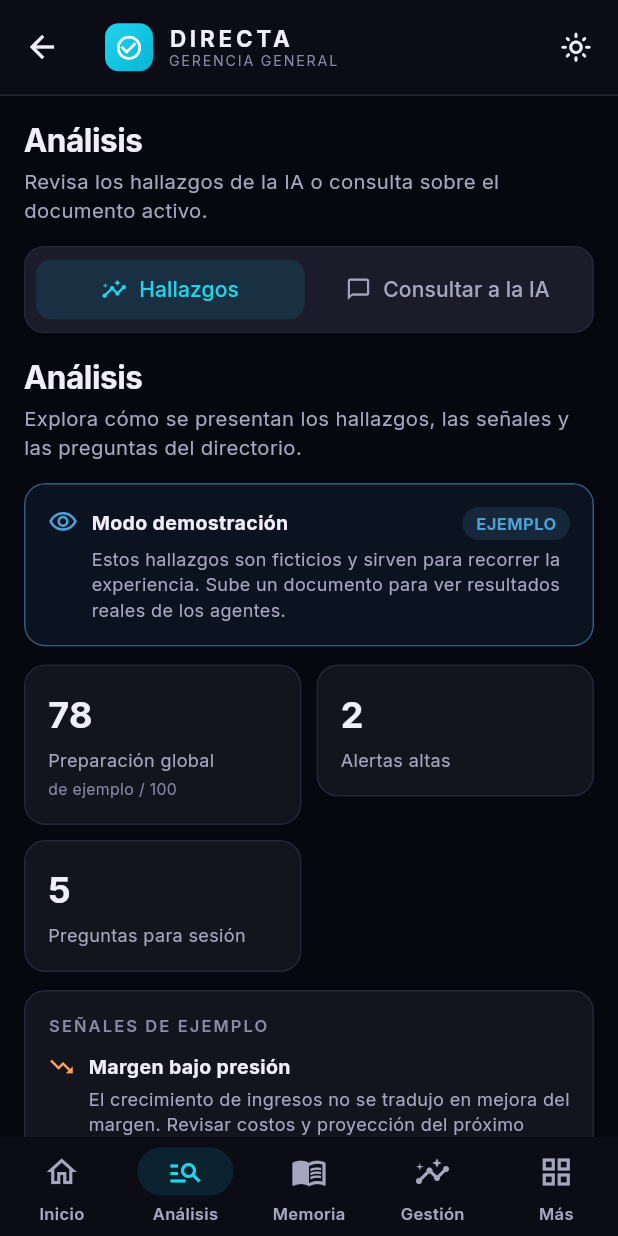
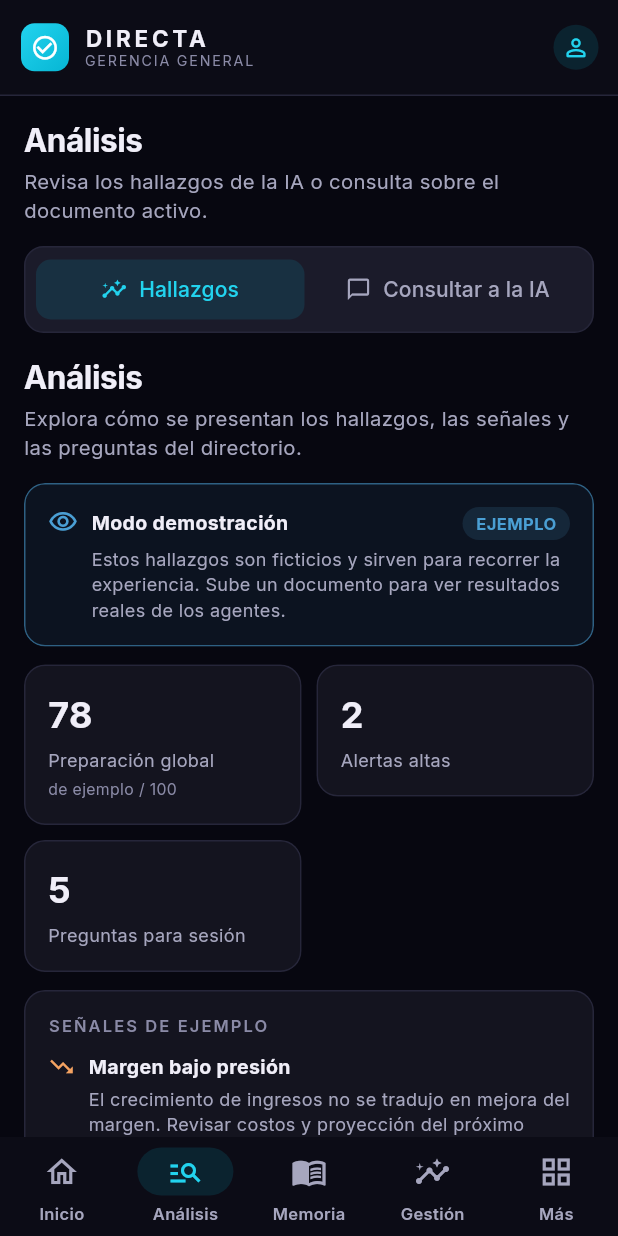
Before and after one commit to BenjaAGD/Capstone005D-Grupo-5, a Flutter app: the Shell screen opened directly, after a tap on "Revisar análisis y consultar a la IA", on a phone screen of 412 x 824 dp. Run offline on Flutter 3.47's test engine with Material 3 defaults, Android fonts, the phone set to English and light mode, and no system bars; our stand-ins replace file_picker, google_fonts, share_plus, shared_preferences, web; missing offline and left inert: dart:js_interop; accounts and stored records are empty; network calls fail; project files that could hold a hidden picture were left out.

Commit message:
Agrega acceso opcional y vista previa del documento

```diff
--- a/directa_V4/app/lib/main.dart
+++ b/directa_V4/app/lib/main.dart
@@ -4,7 +4,7 @@ import 'package:provider/provider.dart';
 
 import 'core/store.dart';
 import 'core/theme.dart';
-import 'screens/shell.dart';
+import 'screens/login_screen.dart';
 import 'state/app_state.dart';
 
 Future<void> main() async {
@@ -35,7 +35,7 @@ class DirectaApp extends StatelessWidget {
             data: MediaQuery.of(context).copyWith(textScaler: TextScaler.linear(st.textScale)),
             child: child!,
           ),
-          home: st.iniciado ? const Shell() : const _Cargando(),
+          home: st.iniciado ? const LoginScreen() : const _Cargando(),
         ),
       ),
     );
--- a/directa_V4/app/lib/screens/ajustes_screen.dart
+++ b/directa_V4/app/lib/screens/ajustes_screen.dart
@@ -60,10 +60,21 @@ class _AjustesScreenState extends State<AjustesScreen> {
     final c = context.c;
     final st = context.watch<AppState>();
     return Column(crossAxisAlignment: CrossAxisAlignment.start, children: [
-      const PageHead(title: 'Servidor y apariencia'),
+      const PageHead(title: 'Mi cuenta y ajustes', subtitle: 'Preferencias de DIRECTA para este dispositivo.'),
+      GgCard(
+        child: Row(children: [
+          CircleAvatar(radius: 23, backgroundColor: c.accentSoft, child: Icon(Icons.person_outline_rounded, color: c.accentText)),
+          const SizedBox(width: 12),
+          const Expanded(child: Column(crossAxisAlignment: CrossAxisAlignment.start, children: [
+            Text('Gerencia General', style: TextStyle(fontWeight: FontWeight.w700, fontSize: 14)),
+            SizedBox(height: 3),
+            Text('Perfil local · cuenta de acceso pendiente', style: TextStyle(fontSize: 12)),
+          ])),
+        ]),
+      ),
       GgCard(
         child: Column(crossAxisAlignment: CrossAxisAlignment.start, children: [
-          const SecTitle('Dirección del backend'),
+          const SecTitle('Servidor'),
           TextField(
             controller: _url,
             keyboardType: TextInputType.url,
@@ -118,6 +129,13 @@ class _AjustesScreenState extends State<AjustesScreen> {
           Slider(value: st.textScale, min: 0.8, max: 1.4, divisions: 6, activeColor: Brand.accent, onChanged: st.setTextScale),
         ]),
       ),
+      GgCard(
+        child: Column(crossAxisAlignment: CrossAxisAlignment.start, children: [
+          const SecTitle('Cuenta y sesión'),
+          Text('El acceso real, la administración de usuarios y los roles se habilitarán cuando se configure Supabase.',
+              style: TextStyle(fontSize: 12.5, height: 1.4, color: c.text2)),
+        ]),
+      ),
     ]);
   }
 }
--- a/directa_V4/app/lib/screens/inicio_screen.dart
+++ b/directa_V4/app/lib/screens/inicio_screen.dart
@@ -38,6 +38,27 @@ class InicioScreen extends StatelessWidget {
         nombreArchivo: nombreDoc(doc),
       ),
     ));
+  }
+
+  void _verVistaPrevia(BuildContext context) {
+    showDialog<void>(
+      context: context,
+      builder: (context) => AlertDialog(
+        title: const Text('Vista previa del documento'),
+        content: const SingleChildScrollView(
+          child: Column(crossAxisAlignment: CrossAxisAlignment.start, mainAxisSize: MainAxisSize.min, children: [
+            Text('INFORME DE GESTIÓN 2026', style: TextStyle(fontSize: 11, fontWeight: FontWeight.w700, letterSpacing: 1.1)),
+            SizedBox(height: 14),
+            Text('Resultados del ejercicio', style: TextStyle(fontSize: 19, fontWeight: FontWeight.w700)),
+            SizedBox(height: 10),
+            Text('Durante el período, la organización avanzó en sus prioridades operacionales y de inversión. Los resultados y cifras deben validarse con los documentos originales.'),
+            SizedBox(height: 12),
+            Text('La gestión se enfocó en fortalecer la continuidad operacional, dar seguimiento a los proyectos prioritarios y mejorar la calidad de la información para la toma de decisiones.', style: TextStyle(height: 1.45)),
+          ]),
+        ),
+        actions: [TextButton(onPressed: () => Navigator.pop(context), child: const Text('Cerrar'))],
+      ),
+    );
   }
 
   @override
@@ -85,12 +106,42 @@ class InicioScreen extends StatelessWidget {
       const SecTitle('Documento de trabajo'),
       if (doc == null)
         GgCard(
-          child: Row(children: [
-            Icon(Icons.description_outlined, color: c.text3, size: 25),
-            const SizedBox(width: 12),
-            Expanded(child: Text('Todavía no hay un documento activo. Carga uno para comenzar.',
-                style: TextStyle(color: c.text2, height: 1.4))),
-            TextButton(onPressed: () => st.go('documentos'), child: const Text('Ver lista')),
+          borderColor: c.border,
+          child: Column(crossAxisAlignment: CrossAxisAlignment.start, children: [
+            Row(children: [
+              Container(
+                width: 42, height: 42, alignment: Alignment.center,
+                decoration: BoxDecoration(color: c.accentSoft, borderRadius: BorderRadius.circular(11)),
+                child: Icon(Icons.description_outlined, color: c.accentText),
+              ),
+              const SizedBox(width: 11),
+              const Expanded(child: Column(crossAxisAlignment: CrossAxisAlignment.start, children: [
+                Text('Informe de gestión 2026.pdf', maxLines: 1, overflow: TextOverflow.ellipsis,
+                    style: TextStyle(fontWeight: FontWeight.w700, fontSize: 13.5)),
+                SizedBox(height: 3),
+                Text('PDF · 12 páginas · Documento de trabajo', style: TextStyle(fontSize: 11.5)),
+              ])),
+            ]),
+            const SizedBox(height: 11),
+            Text('Consulta el contenido del documento y revisa el análisis asociado.',
+                style: TextStyle(fontSize: 12, height: 1.4, color: c.text2)),
+            const SizedBox(height: 6),
+            Align(
+              alignment: Alignment.centerLeft,
+              child: TextButton.icon(
+                onPressed: () => _verVistaPrevia(context),
+                icon: const Icon(Icons.visibility_outlined, size: 17),
+                label: const Text('Ver vista previa'),
+              ),
+            ),
+            Align(
+              alignment: Alignment.centerLeft,
+              child: TextButton.icon(
+                onPressed: () => st.go('documentos'),
+                icon: const Icon(Icons.folder_open_outlined, size: 17),
+                label: const Text('Ver lista de documentos'),
+              ),
+            ),
           ]),
         )
       else
--- /dev/null
+++ b/directa_V4/app/lib/screens/login_screen.dart
@@ -0,0 +1,155 @@
+import 'package:flutter/material.dart';
+
+import 'shell.dart';
+
+/// Acceso visual de DIRECTA. La autenticación real queda pendiente de Supabase.
+class LoginScreen extends StatelessWidget {
+  const LoginScreen({super.key});
+
+  void _entrarSinLogin(BuildContext context) {
+    Navigator.of(context).pushReplacement(
+      MaterialPageRoute<void>(builder: (_) => const Shell()),
+    );
+  }
+
+  @override
+  Widget build(BuildContext context) {
+    const navy = Color(0xFF12324B);
+    const ink = Color(0xFF173348);
+    const muted = Color(0xFF748391);
+    const pale = Color(0xFFF5F8FA);
+    const line = Color(0xFFDCE4E9);
+    const cyan = Color(0xFF12AFC6);
+
+    return Theme(
+      data: Theme.of(context).copyWith(
+        brightness: Brightness.light,
+        scaffoldBackgroundColor: navy,
+        colorScheme: const ColorScheme.light(primary: navy, secondary: cyan),
+        inputDecorationTheme: const InputDecorationTheme(
+          filled: true,
+          fillColor: pale,
+          contentPadding: EdgeInsets.symmetric(horizontal: 14, vertical: 13),
+          border: OutlineInputBorder(borderRadius: BorderRadius.all(Radius.circular(11)), borderSide: BorderSide(color: line)),
+          enabledBorder: OutlineInputBorder(borderRadius: BorderRadius.all(Radius.circular(11)), borderSide: BorderSide(color: line)),
+          focusedBorder: OutlineInputBorder(borderRadius: BorderRadius.all(Radius.circular(11)), borderSide: BorderSide(color: cyan, width: 1.5)),
+        ),
+      ),
+      child: Scaffold(
+        backgroundColor: navy,
+        body: SafeArea(
+          child: LayoutBuilder(builder: (context, box) {
+            final compact = box.maxWidth < 520;
+            return SingleChildScrollView(
+              padding: EdgeInsets.symmetric(horizontal: compact ? 22 : 36, vertical: 24),
+              child: Center(
+                child: ConstrainedBox(
+                  constraints: const BoxConstraints(maxWidth: 500),
+                  child: Column(mainAxisSize: MainAxisSize.min, children: [
+                    const Padding(
+                      padding: EdgeInsets.only(bottom: 22),
+                      child: Row(mainAxisAlignment: MainAxisAlignment.center, children: [
+                        Icon(Icons.grid_view_rounded, color: cyan, size: 28),
+                        SizedBox(width: 12),
+                        Column(crossAxisAlignment: CrossAxisAlignment.start, children: [
+                          Text('DIRECTA', style: TextStyle(color: Colors.white, fontSize: 22, fontWeight: FontWeight.w700, letterSpacing: 3)),
+                          Text('INTELIGENCIA DIRECTIVA', style: TextStyle(color: Color(0xFFB7C7D1), fontSize: 8, letterSpacing: 2)),
+                        ]),
+                      ]),
+                    ),
+                    Container(
+                      width: double.infinity,
+                      padding: EdgeInsets.all(compact ? 20 : 28),
+                      decoration: BoxDecoration(color: Colors.white, borderRadius: BorderRadius.circular(22)),
+                      child: Column(crossAxisAlignment: CrossAxisAlignment.start, children: [
+                        Container(
+                          width: 38, height: 38,
+                          decoration: BoxDecoration(color: const Color(0xFFE9F7FA), borderRadius: BorderRadius.circular(11)),
+                          child: const Icon(Icons.lock_outline, color: cyan, size: 20),
+                        ),
+                        const SizedBox(height: 18),
+                        const Text('Bienvenido a DIRECTA', style: TextStyle(color: ink, fontSize: 23, fontWeight: FontWeight.w700, letterSpacing: -0.4)),
+                        const SizedBox(height: 5),
+                        const Text('Ingresa a tu espacio de gestión.', style: TextStyle(color: muted, fontSize: 14)),
+                        const SizedBox(height: 18),
+                        Container(
+                          width: double.infinity,
+                          padding: const EdgeInsets.all(12),
+                          decoration: BoxDecoration(color: const Color(0xFFEAF7FA), borderRadius: BorderRadius.circular(10)),
+                          child: const Row(children: [
+                            Icon(Icons.info_outline, color: Color(0xFF16859A), size: 18),
+                            SizedBox(width: 8),
+                            Expanded(child: Text('El acceso real aún no está configurado.', style: TextStyle(color: ink, fontSize: 12.5))),
+                          ]),
+                        ),
+                        const SizedBox(height: 18),
+                        const Text('Correo electrónico', style: TextStyle(color: ink, fontSize: 12, fontWeight: FontWeight.w600)),
+                        const SizedBox(height: 6),
+                        const TextField(
+                          keyboardType: TextInputType.emailAddress,
+                          decoration: InputDecoration(hintText: 'Escribe tu correo electrónico', prefixIcon: Icon(Icons.alternate_email, size: 19)),
+                        ),
+                        const SizedBox(height: 14),
+                        const Text('Contraseña', style: TextStyle(color: ink, fontSize: 12, fontWeight: FontWeight.w600)),
+                        const SizedBox(height: 6),
+                        const TextField(
+                          obscureText: true,
+                          decoration: InputDecoration(hintText: 'Escribe tu contraseña', prefixIcon: Icon(Icons.lock_outline, size: 19)),
+                        ),
+                        Align(
+                          alignment: Alignment.centerRight,
+                          child: TextButton(
+                            onPressed: null,
+                            child: Text('Olvidé mi contraseña', style: TextStyle(color: muted, fontSize: 12)),
+                          ),
+                        ),
+                        const SizedBox(height: 4),
+                        SizedBox(
+                          width: double.infinity,
+                          child: FilledButton.icon(
+                            onPressed: () => _entrarSinLogin(context),
+                            icon: const Icon(Icons.arrow_forward, size: 18),
+                            label: const Text('Entrar en modo de prueba'),
+                            style: FilledButton.styleFrom(
+                              backgroundColor: cyan,
+                              foregroundColor: const Color(0xFF062B31),
+                              padding: const EdgeInsets.symmetric(vertical: 15),
+                              shape: RoundedRectangleBorder(borderRadius: BorderRadius.circular(10)),
+                              textStyle: const TextStyle(fontWeight: FontWeight.w700),
+                            ),
+                          ),
+                        ),
+                        const SizedBox(height: 9),
+                        SizedBox(
+                          width: double.infinity,
+                          child: OutlinedButton(
+                            onPressed: null,
+                            style: OutlinedButton.styleFrom(
+                              padding: const EdgeInsets.symmetric(vertical: 14),
+                              side: const BorderSide(color: line),
+                              shape: RoundedRectangleBorder(borderRadius: BorderRadius.circular(10)),
+                            ),
+                            child: const Text('Iniciar sesión · pendiente de Supabase'),
+                          ),
+                        ),
+                        const Divider(height: 26, color: line),
+                        const Row(crossAxisAlignment: CrossAxisAlignment.start, children: [
+                          Icon(Icons.science_outlined, size: 16, color: muted),
+                          SizedBox(width: 8),
+                          Expanded(child: Text('En modo de prueba no se valida identidad. El acceso real estará disponible cuando Supabase esté conectado.',
+                              style: TextStyle(color: muted, fontSize: 11.5, height: 1.4))),
+                        ]),
+                      ]),
+                    ),
+                    const SizedBox(height: 16),
+                    const Text('DIRECTA · Gerencia General', style: TextStyle(color: Color(0xFFB7C7D1), fontSize: 11)),
+                  ]),
+                ),
+              ),
+            );
+          }),
+        ),
+      ),
+    );
+  }
+}
--- a/directa_V4/app/lib/screens/shell.dart
+++ b/directa_V4/app/lib/screens/shell.dart
@@ -52,7 +52,7 @@ const _secundarias = {
   'memoria': 'Memoria Anual',
   'indicadores': 'Indicadores',
   'aprendizaje': 'Aprendizaje de los agentes',
-  'ajustes': 'Servidor y apariencia',
+  'ajustes': 'Mi cuenta y ajustes',
 };
 
 class Shell extends StatefulWidget {
@@ -242,9 +242,13 @@ class BarraDirecta extends StatelessWidget implements PreferredSizeWidget {
       ]),
       actions: [
         IconButton(
-          tooltip: 'Cambiar tema',
-          onPressed: st.toggleTheme,
-          icon: Icon(Theme.of(context).brightness == Brightness.dark ? Icons.light_mode_outlined : Icons.dark_mode_outlined, size: 21),
+          tooltip: 'Mi cuenta y ajustes',
+          onPressed: () => st.go('ajustes'),
+          icon: CircleAvatar(
+            radius: 15,
+            backgroundColor: c.accentSoft,
+            child: Icon(Icons.person_outline_rounded, size: 19, color: c.accentText),
+          ),
         ),
         const SizedBox(width: 4),
       ],
```
